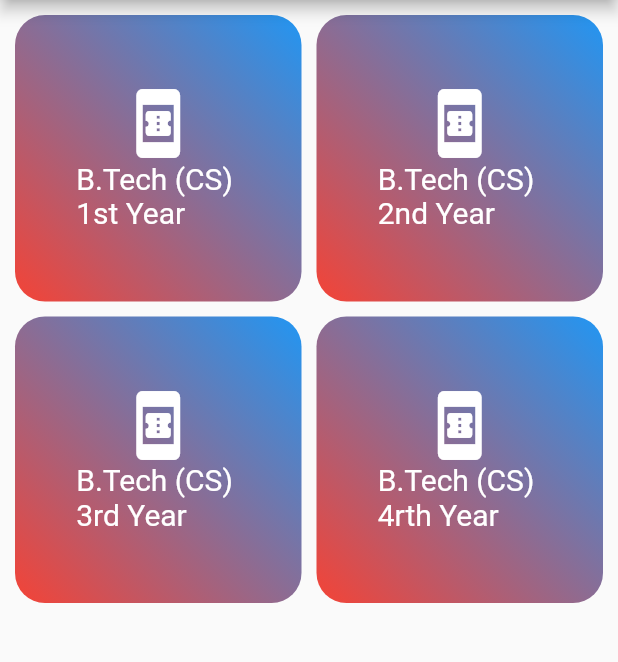
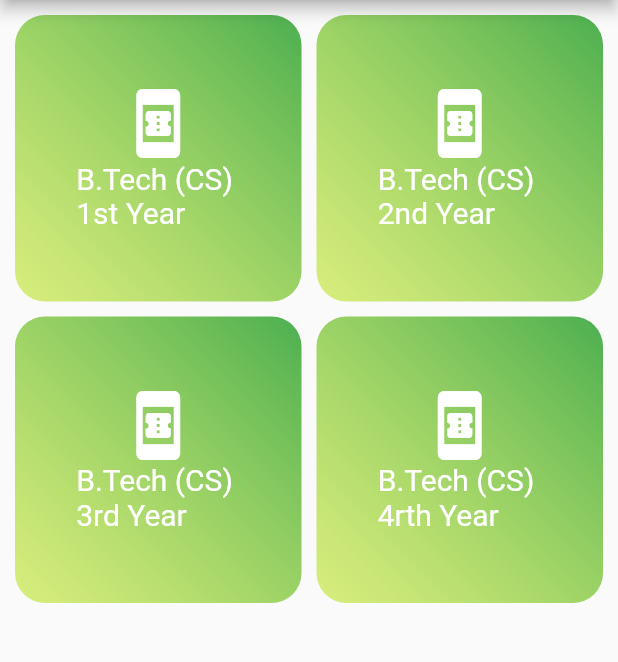
Before and after one commit to SampratiVishnoi/Cards, a Flutter app: the screen it shows after launch, on a phone screen of 412 x 824 dp, the part 84-746 px from its top. Run offline on Flutter 3.47's test engine with Material 2 defaults, Android fonts, the phone set to English and light mode, and no system bars.

Commit message:
Update main.dart

```diff
--- a/lib/main.dart
+++ b/lib/main.dart
@@ -47,8 +47,8 @@ class _MyHomePageState extends State<MyHomePage> {
                     begin: Alignment.topRight,
                     end: Alignment.bottomLeft,
                     colors: [
-                      Colors.blue,
-                      Colors.red,
+                      Colors.green,
+                      Color.fromARGB(179, 203, 232, 72),
                     ],
                   ),
                 ),
@@ -74,8 +74,8 @@ class _MyHomePageState extends State<MyHomePage> {
                     begin: Alignment.topRight,
                     end: Alignment.bottomLeft,
                     colors: [
-                      Colors.blue,
-                      Colors.red,
+                      Colors.green,
+                      Color.fromARGB(179, 203, 232, 72),
                     ],
                   ),
                 ),
@@ -101,8 +101,8 @@ class _MyHomePageState extends State<MyHomePage> {
                     begin: Alignment.topRight,
                     end: Alignment.bottomLeft,
                     colors: [
-                      Colors.blue,
-                      Colors.red,
+                      Colors.green,
+                      Color.fromARGB(179, 203, 232, 72),
                     ],
                   ),
                 ),
@@ -128,8 +128,8 @@ class _MyHomePageState extends State<MyHomePage> {
                     begin: Alignment.topRight,
                     end: Alignment.bottomLeft,
                     colors: [
-                      Colors.blue,
-                      Colors.red,
+                      Colors.green,
+                      Color.fromARGB(179, 203, 232, 72),
                     ],
                   ),
                 ),
```
